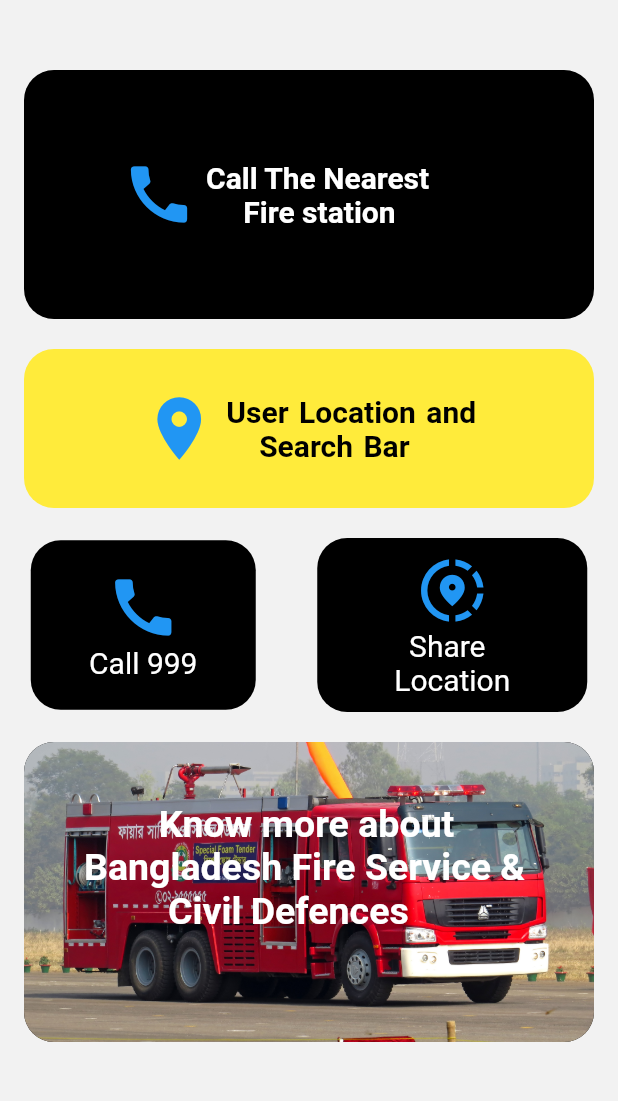
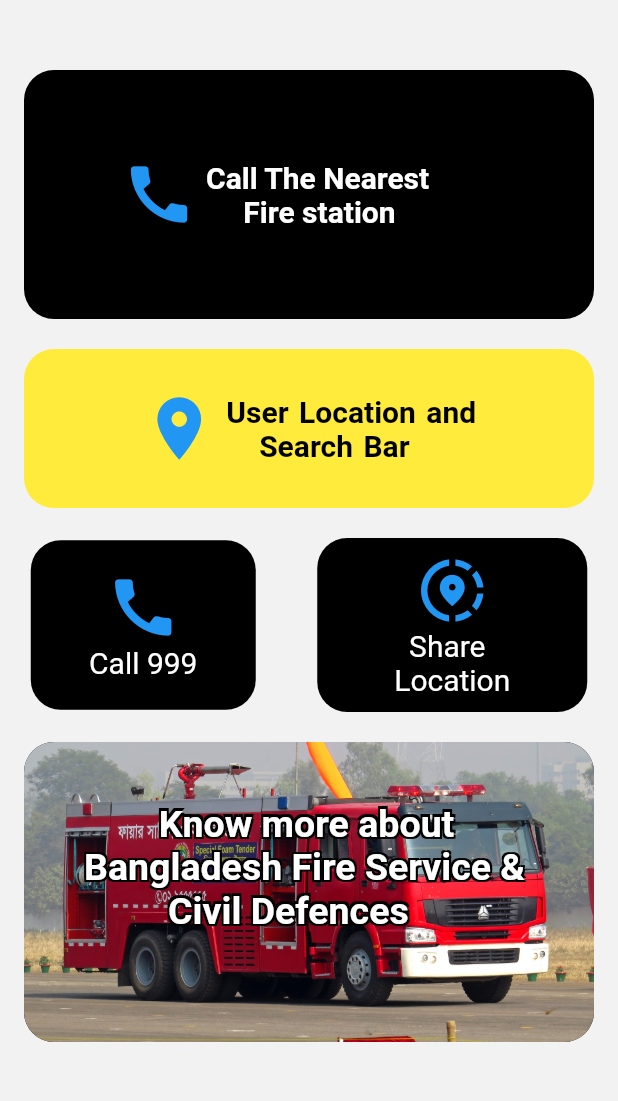
Before and after one commit to Tousif149/Fire-Alert, a Flutter app: the screen it shows after launch, on a phone screen of 412 x 824 dp, the part 110-1211 px from its top. Run offline on Flutter 3.47's test engine with Material 2 defaults, Android fonts, the phone set to English and light mode, and no system bars; our stand-ins replace firebase_core, firebase_database, loading_animation_widget, location; missing offline and left inert: flutter_phone_direct_caller, open_street_map_search_and_pick; accounts and stored records are empty.

Commit message:
outlined text

```diff
--- a/lib/pages/home.dart
+++ b/lib/pages/home.dart
@@ -246,7 +246,7 @@ class _HomeState extends State<Home> {
              const SizedBox(height:20.0),
             InkWell(
         onTap: () {
-          _launchURL("www.fireservice.gov.bd");
+          _launchURL('www.fireservice.gov.bd');
         },
               child: Ink(
                 padding: EdgeInsets.all(40),
@@ -266,7 +266,24 @@ class _HomeState extends State<Home> {
                   color: Colors.white,
                   fontSize: 25,
                   fontWeight: FontWeight.bold,
-
+                    shadows: [
+                      Shadow( // bottomLeft
+                          offset: Offset(-1.5, -1.5),
+                          color: Colors.black
+                      ),
+                      Shadow( // bottomRight
+                          offset: Offset(1.5, -1.5),
+                          color: Colors.black
+                      ),
+                      Shadow( // topRight
+                          offset: Offset(1.5, 1.5),
+                          color: Colors.black
+                      ),
+                      Shadow( // topLeft
+                          offset: Offset(-1.5, 1.5),
+                          color: Colors.black
+                      ),
+                    ]
 
                 ),
                 ),
```
